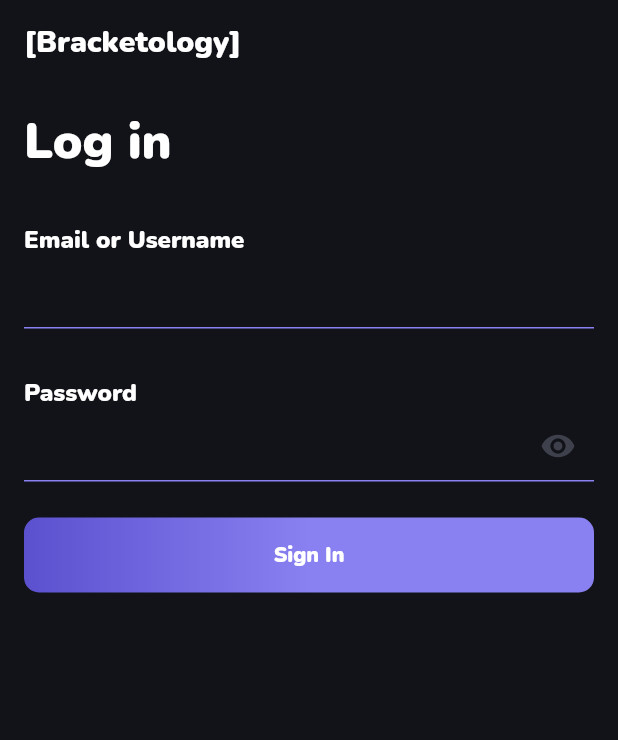
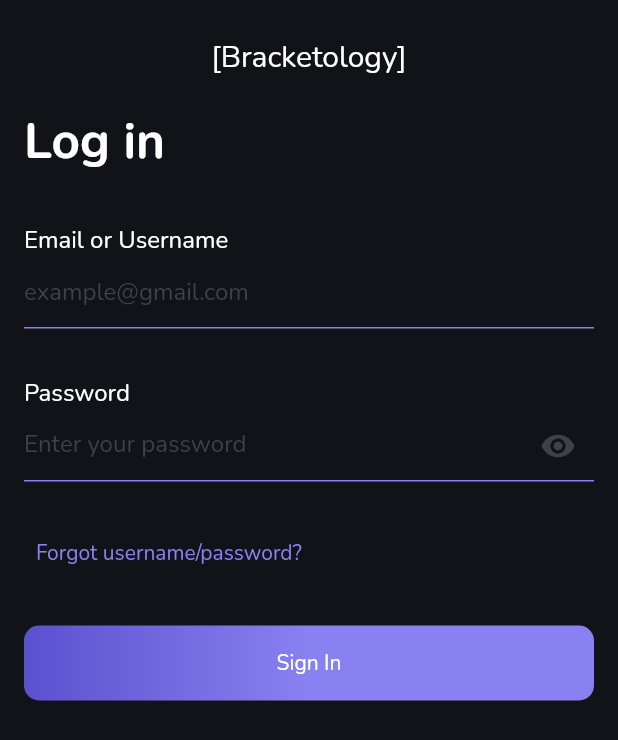
Before and after one commit to sharontechjays/temporary, a Flutter app: the screen it shows after launch, after a tap on "Get Started", on a phone screen of 412 x 824 dp. Shown: the top 740 px of the screen. Run offline on Flutter 3.47's test engine with Material 2 defaults, Android fonts, the phone set to English and light mode, and no system bars; our stand-ins replace dio, equatable, flutter_bloc, shared_preferences.

Commit message:
sign in completed

```diff
--- a/lib/presentation/constants/app_strings.dart
+++ b/lib/presentation/constants/app_strings.dart
@@ -4,4 +4,9 @@ Custom strings for all the screens
 class Strings {
   static const appName = "Bracketology";
   static const appNameBrackets = "[Bracketology]";
+  static const usernameOrEmail = "Email or Username";
+  static const usernameOrEmailHintText = "example@gmail.com";
+  static const passwordHint = "Enter your password";
+  static const loginWithExistingAccount = "Login with existing account";
+  static const forgotPasswordOrUsername = "Forgot username/password?";
 }
--- a/lib/presentation/screens/onboarding/onboarding.dart
+++ b/lib/presentation/screens/onboarding/onboarding.dart
@@ -2,6 +2,8 @@ import 'package:flutter/material.dart';
 import 'package:test_flutter/presentation/screens/sign_in_screen.dart';
 import 'package:test_flutter/presentation/utils/styles/custom_colors.dart';
 import 'package:test_flutter/presentation/utils/styles/custom_styles.dart';
+
+import '../../constants/app_strings.dart';
 
 class OnBoardingScreen extends StatefulWidget {
   const OnBoardingScreen({super.key});
@@ -142,15 +144,7 @@ class OnBoardingPage extends StatelessWidget {
                 const SizedBox(
                   height: 20,
                 ),
-                TextButton(
-                    onPressed: () {},
-                    child: const Center(
-                        child: Text(
-                      'Login with existing account',
-                      style: TextStyle(
-                        color: AppColors.secondaryColor,
-                      ),
-                    ))),
+                const CustomTextButton(text: Strings.loginWithExistingAccount),
               ],
             ),
           )
@@ -165,5 +159,22 @@ class OnBoardingPage extends StatelessWidget {
       MaterialPageRoute(builder: (context) => const SignInScreen()),
     );
   }
+}
 
+class CustomTextButton extends StatelessWidget {
+  const CustomTextButton({super.key, required this.text});
+
+  final String text;
+
+  @override
+  Widget build(BuildContext context) {
+    return TextButton(
+        onPressed: () {},
+        child: Text(
+          text,
+          style: const TextStyle(
+            color: AppColors.secondaryColor,
+          ),
+        ));
+  }
 }
--- a/lib/presentation/screens/sign_in_screen.dart
+++ b/lib/presentation/screens/sign_in_screen.dart
@@ -1,11 +1,15 @@
 import 'package:flutter/material.dart';
 import 'package:flutter_bloc/flutter_bloc.dart';
 import 'package:test_flutter/data/SharedPreferencesHelper.dart';
+import 'package:test_flutter/presentation/constants/app_strings.dart';
+import 'package:test_flutter/presentation/screens/onboarding/onboarding.dart';
 import 'package:test_flutter/presentation/utils/styles/custom_colors.dart';
+import 'package:test_flutter/presentation/utils/styles/custom_styles.dart';
 
 import '../blocs/sign_in/sign_in_bloc.dart';
 import '../blocs/sign_in/sign_in_event.dart';
 import '../blocs/sign_in/sign_in_state.dart';
+import '../utils/styles/custom_dimens.dart';
 import '../widgets/custom_appbar.dart';
 import 'homepage.dart';
 
@@ -42,45 +46,30 @@ class _SignInFormState extends State<SignInForm> {
 
     return Padding(
       padding: const EdgeInsets.all(16.0),
+      child: SingleChildScrollView(
         child: Column(
           crossAxisAlignment: CrossAxisAlignment.start,
           children: [
-          const Text(
+            Text(
               'Log in',
-            style: TextStyle(fontSize: 33.0),
-            textAlign: TextAlign.start,
+              style: screenTitle,
             ),
-          const SizedBox(
-            height: 32,
-          ),
-          const Text(
-            'Email or Username',
-            style: TextStyle(fontSize: 16.0),
-            textAlign: TextAlign.start,
-          ),
-          TextFormField(
-            decoration: const InputDecoration(
-              enabledBorder: UnderlineInputBorder(
-                borderSide: BorderSide(color: AppColors.secondaryColor),
-              ),
-              focusedBorder: UnderlineInputBorder(
-                borderSide: BorderSide(color: AppColors.secondaryColor),
-              ),
-            ),
-            keyboardType: TextInputType.emailAddress,
-            controller: _emailController,
-          ),
-          const SizedBox(height: 32),
+            CustomFormField(
+                emailController: _emailController,
+                title: Strings.usernameOrEmail,
+                hintText: Strings.usernameOrEmailHintText),
+            dimenHieght32,
             const Text(
               'Password',
               style: TextStyle(fontSize: 16.0),
-            textAlign: TextAlign.start,
             ),
             TextFormField(
               decoration: InputDecoration(
                 enabledBorder: const UnderlineInputBorder(
                   borderSide: BorderSide(color: AppColors.secondaryColor),
                 ),
+                hintStyle: hintStyle,
+                hintText: Strings.passwordHint,
                 focusedBorder: const UnderlineInputBorder(
                   borderSide: BorderSide(color: AppColors.secondaryColor),
                 ),
@@ -95,6 +84,8 @@ class _SignInFormState extends State<SignInForm> {
               obscureText: !_isPasswordVisible,
               controller: _passwordController,
             ),
+            const SizedBox(height: 24),
+            const CustomTextButton(text: Strings.forgotPasswordOrUsername),
             const SizedBox(height: 24),
             CustomMaterialButton(
                 bloc: bloc,
@@ -118,7 +109,7 @@ class _SignInFormState extends State<SignInForm> {
               child: BlocBuilder<SignInBloc, SignInState>(
                 builder: (context, state) {
                   if (state is SignInLoading) {
-                  return const CircularProgressIndicator();
+                    return const Center(child: CircularProgressIndicator());
                   } else if (state is SignInFailure) {
                     return Text(state.error);
                   } else {
@@ -128,6 +119,7 @@ class _SignInFormState extends State<SignInForm> {
               ),
             ),
           ],
+        ),
       ),
     );
   }
--- a/lib/presentation/utils/styles/custom_dimens.dart
+++ b/lib/presentation/utils/styles/custom_dimens.dart
@@ -0,0 +1,5 @@
+import 'package:flutter/material.dart';
+
+var dimenHieght32= const SizedBox(
+height: 32,
+);
--- a/lib/presentation/utils/styles/custom_styles.dart
+++ b/lib/presentation/utils/styles/custom_styles.dart
@@ -1,9 +1,10 @@
 import 'package:flutter/material.dart';
 import 'package:test_flutter/presentation/utils/styles/custom_colors.dart';
 
+import 'custom_dimens.dart';
+
 class CustomOutlinedButton extends StatelessWidget {
-  const CustomOutlinedButton(
-      {super.key,
+  const CustomOutlinedButton({super.key,
     required this.positiveLabel,
     required this.positiveFunction,
     required this.secondaryColor});
@@ -92,7 +93,9 @@ class MyMaterialButton extends StatelessWidget {
             child: Text(
               'Get Started',
               style: TextStyle(
-              color: Colors.white, fontSize: 18.0, fontWeight: FontWeight.bold),
+                  color: Colors.white,
+                  fontSize: 18.0,
+                  fontWeight: FontWeight.bold),
             )),
       ),
     );
@@ -129,7 +132,8 @@ class AnimatedToggle extends StatelessWidget {
         child: TabBar(
           tabs: List.generate(
             values.length,
-            (index) => Tab(
+                (index) =>
+                Tab(
                   child: Text(
                     values[index],
                     style: TextStyle(
@@ -157,3 +161,45 @@ class AnimatedToggle extends StatelessWidget {
     );
   }
 }
+
+class CustomFormField extends StatelessWidget {
+  const CustomFormField({super.key,
+    required TextEditingController emailController,
+    required this.title,
+    required this.hintText})
+      : _emailController = emailController;
+
+  final TextEditingController _emailController;
+  final String title;
+  final String hintText;
+
+  @override
+  Widget build(BuildContext context) {
+    return Column(
+      crossAxisAlignment: CrossAxisAlignment.start,
+      children: [
+        dimenHieght32,
+        Text(
+          title,
+          style: const TextStyle(fontSize: 16.0),
+        ),
+        TextFormField(
+          decoration: InputDecoration(
+              enabledBorder: const UnderlineInputBorder(
+                borderSide: BorderSide(color: AppColors.secondaryColor),
+              ),
+              hintText: hintText,
+              hintStyle: hintStyle,
+              focusedBorder: const UnderlineInputBorder(
+                borderSide: BorderSide(color: AppColors.secondaryColor),
+              )),
+          keyboardType: TextInputType.text,
+          controller: _emailController,
+        ),
+      ],
+    );
+  }
+}
+
+var screenTitle = const TextStyle(fontSize: 33.0, fontWeight: FontWeight.w700);
+var hintStyle = const TextStyle(color: AppColors.hintColor);
--- a/lib/presentation/widgets/custom_appbar.dart
+++ b/lib/presentation/widgets/custom_appbar.dart
@@ -1,6 +1,7 @@
 import 'package:flutter/material.dart';
 import 'package:test_flutter/presentation/constants/app_strings.dart';
 import 'package:test_flutter/presentation/utils/styles/custom_colors.dart';
+import 'package:test_flutter/presentation/utils/utils.dart';
 
 class CustomAppBar extends StatelessWidget implements PreferredSizeWidget {
   final Color backgroundColor;
@@ -16,7 +17,12 @@ class CustomAppBar extends StatelessWidget implements PreferredSizeWidget {
   @override
   Widget build(BuildContext context) {
     return AppBar(
-      title: const Text(Strings.appNameBrackets),
+      title:  Column(
+        children: [
+          Utils().getPlatformName()=="Android"?const SizedBox(height: 20,):const SizedBox(),
+          const Center(child: Text(Strings.appNameBrackets)),
+        ],
+      ),
       elevation: 0,
       backgroundColor: backgroundColor,
     );
--- a/pubspec.yaml
+++ b/pubspec.yaml
@@ -72,8 +72,11 @@ flutter:
   fonts:
     - family: Nunito
       fonts:
-        - asset: assets/fonts/Nunito-Black.ttf
+        - asset: assets/fonts/Nunito-Regular.ttf
+          style: normal
         - asset: assets/fonts/Nunito-ExtraBoldItalic.ttf
+        - asset: assets/fonts/Nunito-Bold.ttf
+          weight: 700
 
   # The following line ensures that the Material Icons font is
   # included with your application, so that you can use the icons in
```
Also changed, not shown: lib/app_theme.dart (+4 -3 lines). Lines whose indentation alone changed are shown as unchanged.
